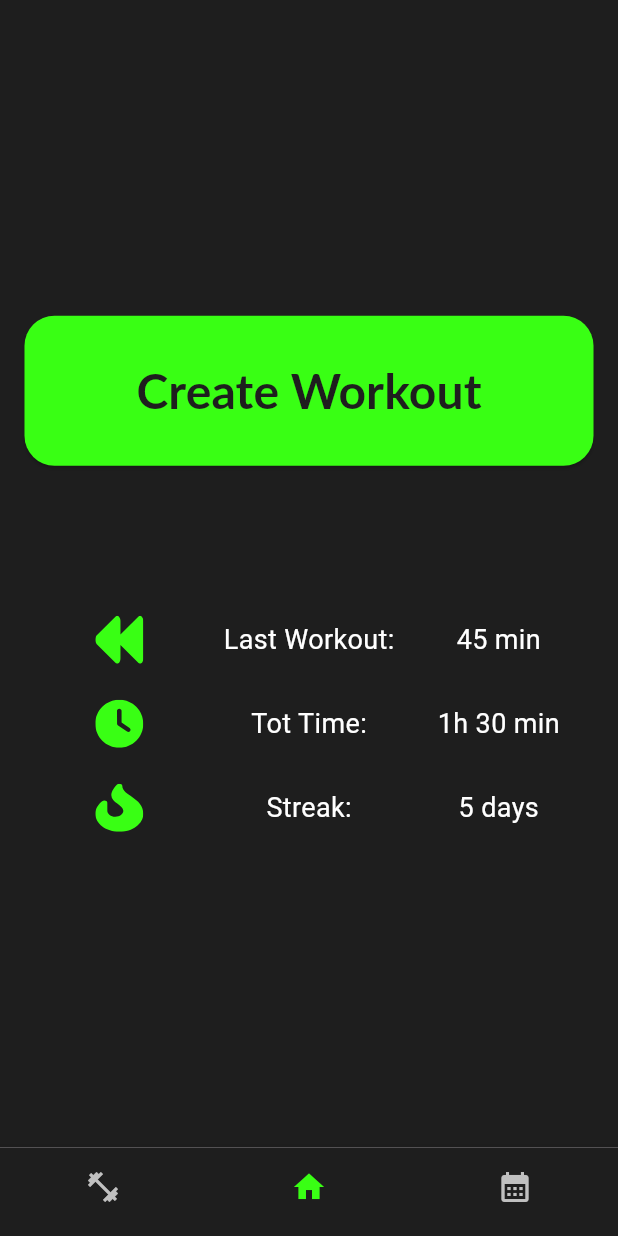
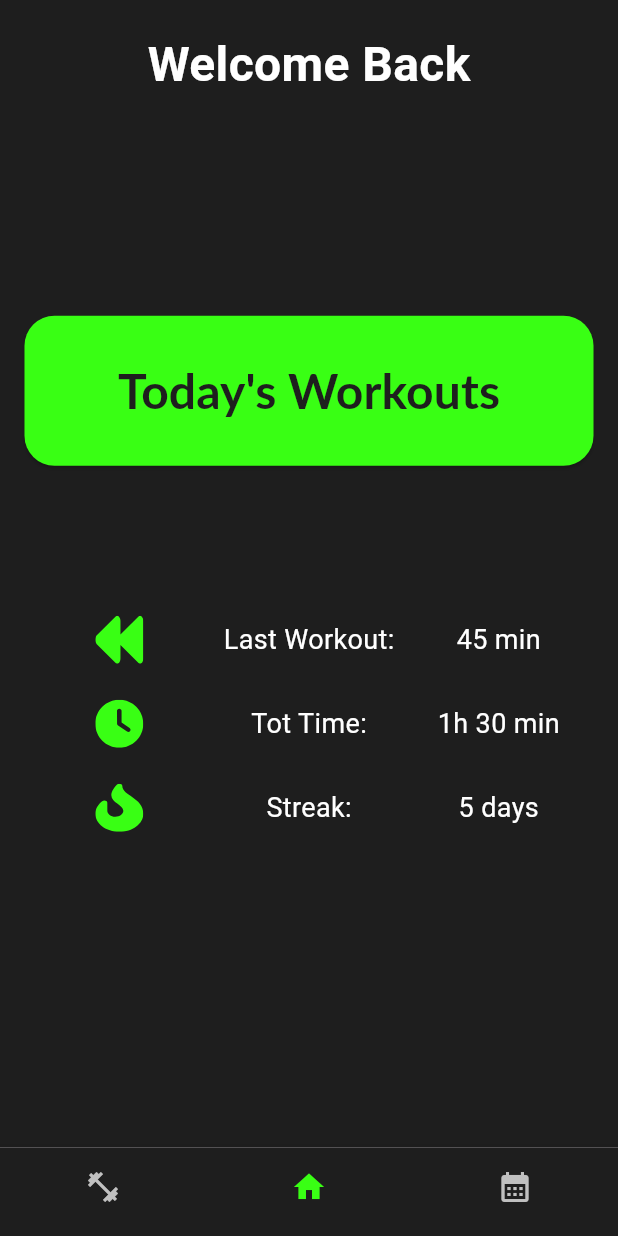
Before and after one commit to TakeOff30/fit_flow, a Flutter app: the screen it shows after launch, item 2 of the bottom bar chosen, on a phone screen of 412 x 824 dp. Run offline on Flutter 3.47's test engine with Material 3 defaults, Android fonts, the phone set to English and light mode, and no system bars; our stand-ins replace flutter_svg, table_calendar; Roboto replaces fonts that are missing (Lato).

Commit message:
Refactor home screen layout and add today's workouts modal

```diff
--- a/lib/screens/home_screen.dart
+++ b/lib/screens/home_screen.dart
@@ -1,8 +1,8 @@
 // ignore_for_file: prefer_const_constructors, deprecated_member_use
 
-import 'package:fit_flow/screens/workout_screen.dart';
 import 'package:flutter/material.dart';
 import 'package:flutter_svg/flutter_svg.dart';
+import 'package:fit_flow/screens/workout_screen.dart';
 
 class HomeScreen extends StatefulWidget {
   const HomeScreen({Key? key}) : super(key: key);
@@ -12,11 +12,32 @@ class HomeScreen extends StatefulWidget {
 }
 
 class _HomeScreenState extends State<HomeScreen> {
+  // Lista di esempio con i nomi degli allenamenti di oggi
+  final List<String> todaysWorkouts = ['Workout 1', 'Workout 2', 'Workout 3'];
+
   @override
   Widget build(BuildContext context) {
     return Scaffold(
       backgroundColor: Color(0xFF1E1E1E),
-      body: Padding(
+      body: Stack(
+        children: [
+          Positioned(
+            top: 20,
+            left: 0,
+            right: 0,
+            child: Container(
+              alignment: Alignment.center,
+              child: Text(
+                'Welcome Back',
+                style: TextStyle(
+                  fontSize: 32,
+                  fontWeight: FontWeight.bold,
+                  color: Colors.white,
+                ),
+              ),
+            ),
+          ),
+          Padding(
             padding: EdgeInsets.all(16.32),
             child: Center(
               child: Column(
@@ -24,19 +45,17 @@ class _HomeScreenState extends State<HomeScreen> {
                 crossAxisAlignment: CrossAxisAlignment.stretch,
                 children: [
                   ElevatedButton(
-                onPressed: () {
-                  Navigator.push(context, MaterialPageRoute(builder: (context) => WorkoutScreen()));
-                },
+                    onPressed: () => _showTodaysWorkoutsModal(context),
                     style: ElevatedButton.styleFrom(
-                  primary: Color(0xFF39FF14), // Colore di sfondo
-                  onPrimary: Color(0xFF1E1E1E), // Colore del testo
-                  minimumSize: Size.fromHeight(100), // Altezza fissa di 100
+                      primary: Color(0xFF39FF14),
+                      onPrimary: Color(0xFF1E1E1E),
+                      minimumSize: Size.fromHeight(100),
                       shape: RoundedRectangleBorder(
-                    borderRadius: BorderRadius.circular(20), // Corner radius di 20
+                        borderRadius: BorderRadius.circular(20),
                       ),
                     ),
                     child: Text(
-                  'Create Workout',
+                      'Today\'s Workouts',
                       style: TextStyle(
                         fontSize: 32,
                         fontWeight: FontWeight.bold,
@@ -54,6 +73,37 @@ class _HomeScreenState extends State<HomeScreen> {
               ),
             ),
           ),
+        ],
+      ),
+    );
+  }
+
+    void _showTodaysWorkoutsModal(BuildContext context) {
+      showModalBottomSheet(
+        context: context,
+        builder: (BuildContext context) {
+          return Container(
+            padding: EdgeInsets.all(10),
+            color: Color(0xFF1E1E1E),
+            child: ListView.builder(
+              itemCount: todaysWorkouts.length,
+              itemBuilder: (BuildContext context, int index) {
+                return ListTile(
+                  title: Center(
+                    child: Text(
+                      todaysWorkouts[index],
+                      style: TextStyle(
+                        fontSize: 24,
+                        fontWeight: FontWeight.bold,
+                        color: Colors.white,
+                      ),
+                    ),
+                  ),
+                );
+              },
+            ),
+          );
+        },
       );
     }
 
```
Lines whose indentation alone changed are shown as unchanged.
